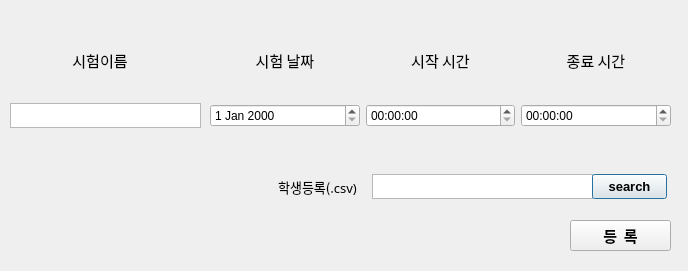
Qt form DCheat/DCheat/view/registerCourse.ui (DCheat/DCheat) before a commit.
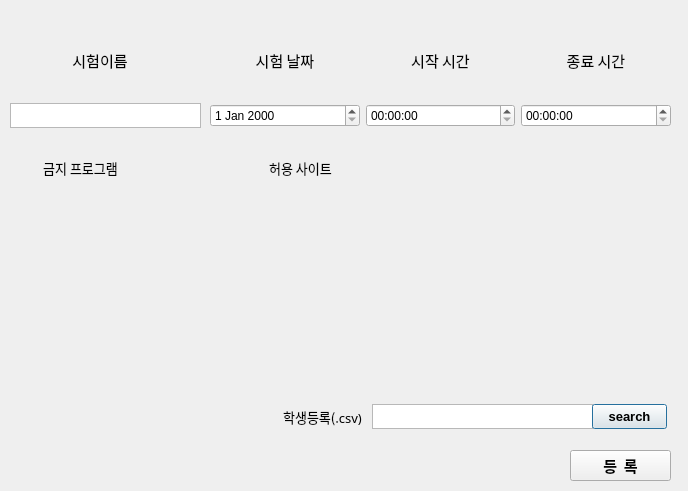
The same form after that commit.

The edit to the form file:
```diff
--- a/DCheat/DCheat/view/registerCourse.ui
+++ b/DCheat/DCheat/view/registerCourse.ui
@@ -7,7 +7,7 @@
     <x>0</x>
     <y>0</y>
     <width>688</width>
-    <height>271</height>
+    <height>491</height>
    </rect>
   </property>
   <property name="windowTitle">
@@ -136,7 +136,7 @@
    <property name="geometry">
     <rect>
      <x>372</x>
-     <y>174</y>
+     <y>404</y>
      <width>221</width>
      <height>25</height>
     </rect>
@@ -146,7 +146,7 @@
    <property name="geometry">
     <rect>
      <x>592</x>
-     <y>174</y>
+     <y>404</y>
      <width>75</width>
      <height>25</height>
     </rect>
@@ -166,8 +166,8 @@
   <widget class="QLabel" name="label_8">
    <property name="geometry">
     <rect>
-     <x>267</x>
-     <y>177</y>
+     <x>272</x>
+     <y>407</y>
      <width>101</width>
      <height>20</height>
     </rect>
@@ -189,7 +189,7 @@
    <property name="geometry">
     <rect>
      <x>570</x>
-     <y>220</y>
+     <y>450</y>
      <width>101</width>
      <height>31</height>
     </rect>
@@ -206,6 +206,72 @@
     <string>등  록</string>
    </property>
   </widget>
+  <widget class="QLabel" name="label_9">
+   <property name="geometry">
+    <rect>
+     <x>30</x>
+     <y>158</y>
+     <width>101</width>
+     <height>20</height>
+    </rect>
+   </property>
+   <property name="font">
+    <font>
+     <family>굴림</family>
+     <pointsize>10</pointsize>
+    </font>
+   </property>
+   <property name="text">
+    <string>금지 프로그램</string>
+   </property>
+   <property name="alignment">
+    <set>Qt::AlignCenter</set>
+   </property>
+  </widget>
+  <widget class="QWidget" name="formLayoutWidget">
+   <property name="geometry">
+    <rect>
+     <x>30</x>
+     <y>180</y>
+     <width>201</width>
+     <height>211</height>
+    </rect>
+   </property>
+   <layout class="QFormLayout" name="formLayout"/>
+  </widget>
+  <widget class="QWidget" name="formLayoutWidget_2">
+   <property name="geometry">
+    <rect>
+     <x>250</x>
+     <y>180</y>
+     <width>371</width>
+     <height>211</height>
+    </rect>
+   </property>
+   <layout class="QFormLayout" name="formLayout_2"/>
+  </widget>
+  <widget class="QLabel" name="label_10">
+   <property name="geometry">
+    <rect>
+     <x>250</x>
+     <y>158</y>
+     <width>101</width>
+     <height>20</height>
+    </rect>
+   </property>
+   <property name="font">
+    <font>
+     <family>굴림</family>
+     <pointsize>10</pointsize>
+    </font>
+   </property>
+   <property name="text">
+    <string>허용 사이트</string>
+   </property>
+   <property name="alignment">
+    <set>Qt::AlignCenter</set>
+   </property>
+  </widget>
  </widget>
  <resources/>
  <connections>
```
